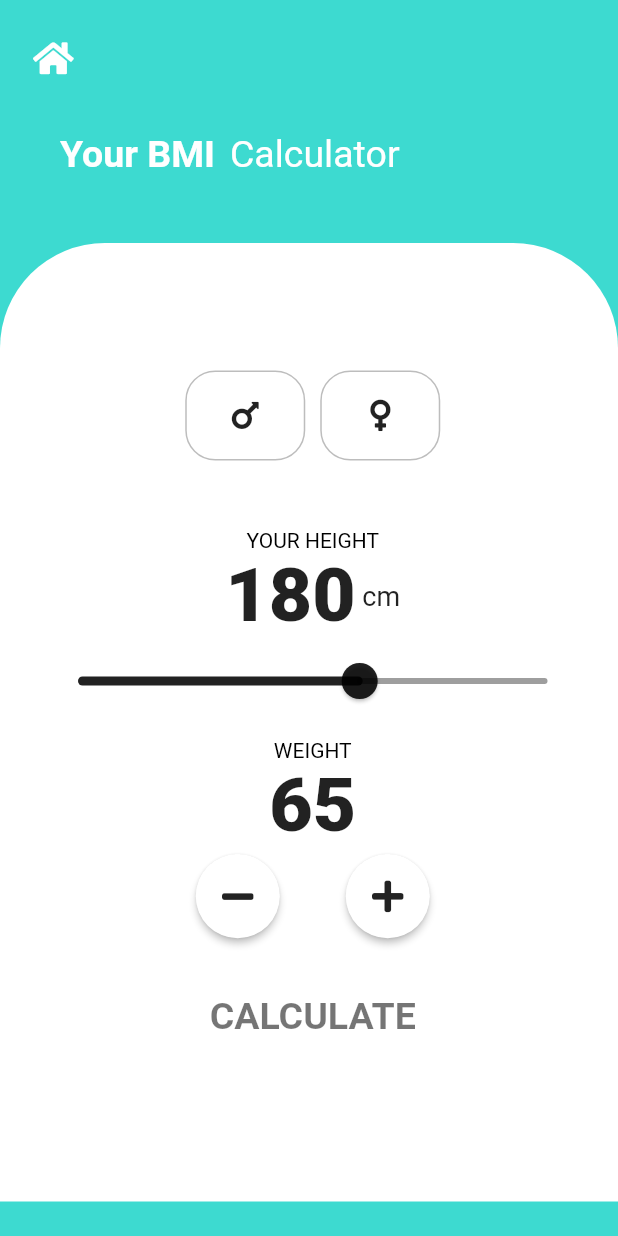
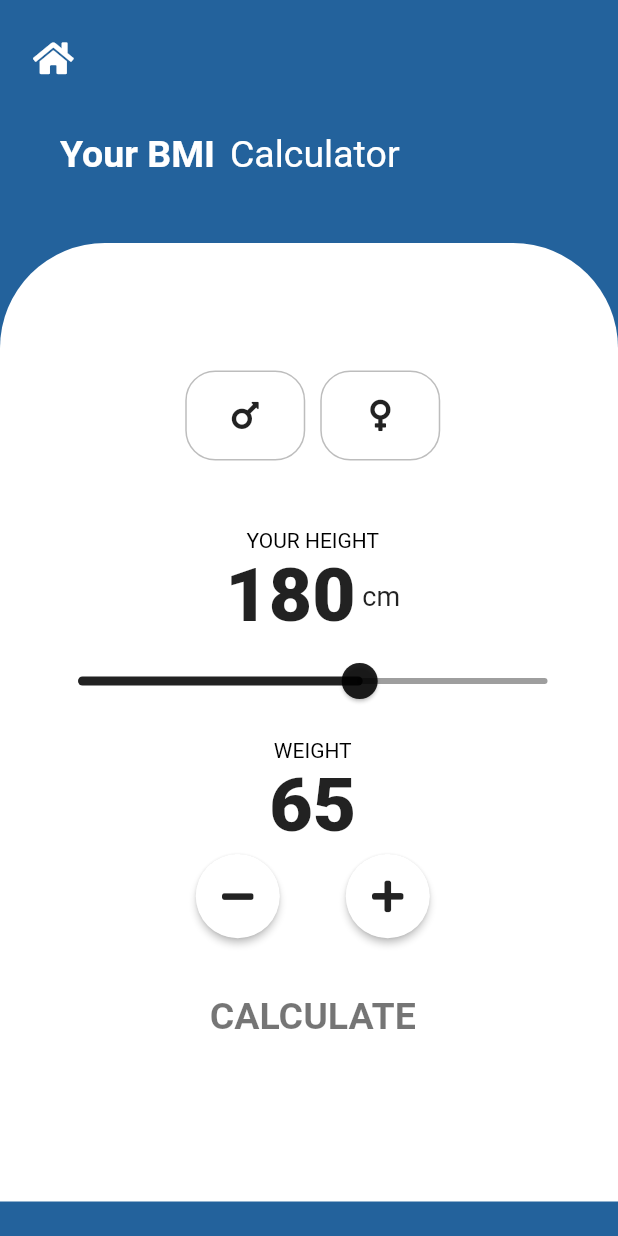
Before and after one commit to mskeegan01/HealthCalcApp, a Flutter app: the screen it shows after launch, after a tap on the "trip origin" icon, on a phone screen of 412 x 824 dp. Run offline on Flutter 3.47's test engine with Material 2 defaults, Android fonts, the phone set to English and light mode, and no system bars; our stand-ins replace font_awesome_flutter; Roboto replaces fonts that are missing (Montserrat).

Commit message:
Update main.dart

```diff
--- a/lib/main.dart
+++ b/lib/main.dart
@@ -9,7 +9,7 @@ class HealthCalculators extends StatelessWidget {
   Widget build(BuildContext context) {
     return MaterialApp(
       theme: ThemeData(
-        scaffoldBackgroundColor: Color(0xFF3DDAD0),
+        scaffoldBackgroundColor: Color(0xFF23629C),
         textTheme: TextTheme(
           body1: TextStyle(color: Colors.black),
         ),
```
